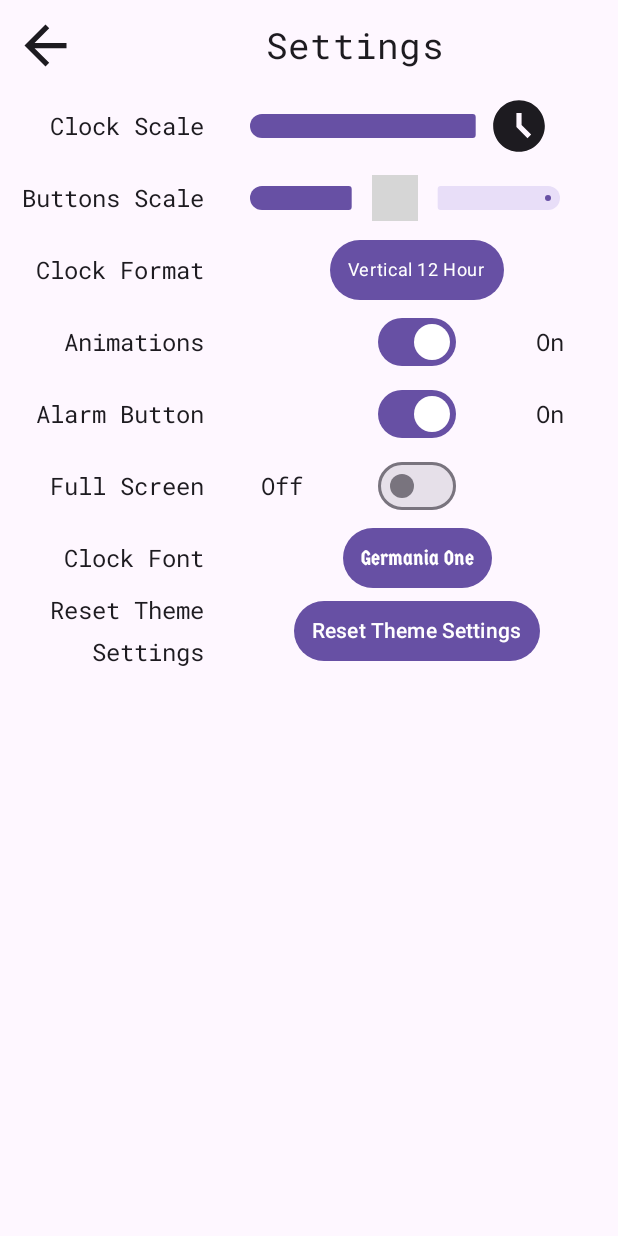
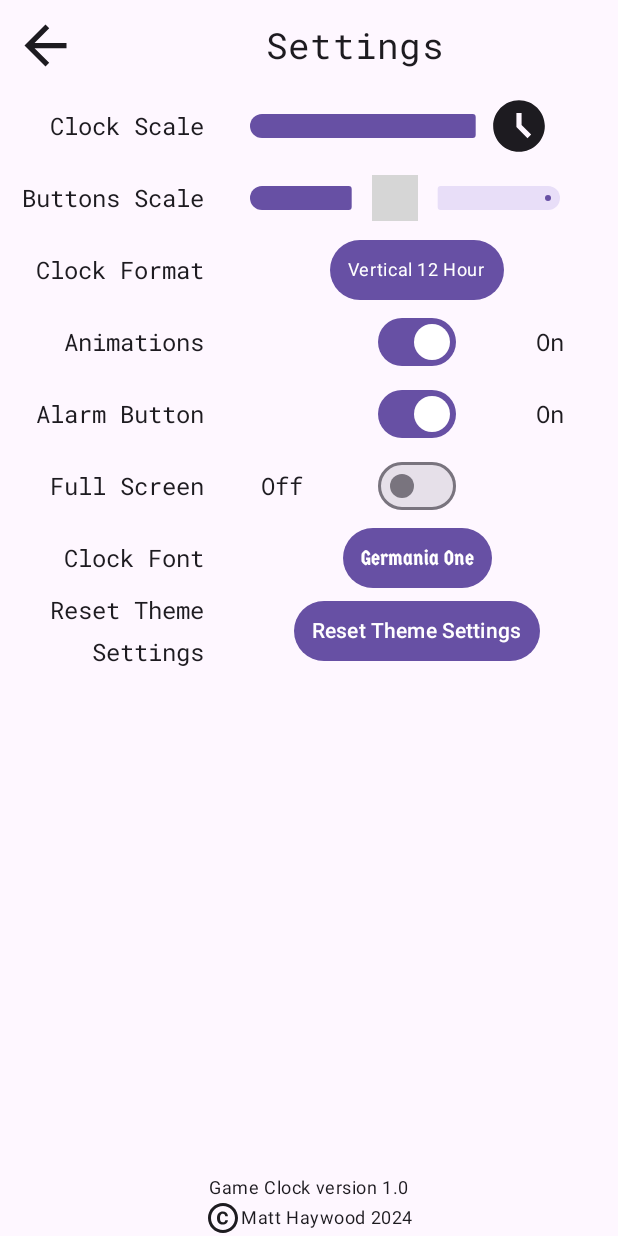
Before and after one commit to Matt-Haywood/Game-Clock, an Android app built with Jetpack Compose: the SettingsScreen screen opened through its navigation route, on a phone screen of 412 x 824 dp. Run offline under Robolectric (Android 15) with nearby library versions, the phone set to English and light mode, and no system bars; our stand-ins replace Dagger/Hilt's generated code, Room's generated code, constraintlayout-compose; Roboto replaces fonts that are not available here; grey boxes are pictures that could not be loaded.

Commit message:
Added copyright and version to SettingsScreen

```diff
--- a/app/src/main/java/com/example/gameclock/ui/screens/SettingsScreen.kt
+++ b/app/src/main/java/com/example/gameclock/ui/screens/SettingsScreen.kt
@@ -89,6 +89,39 @@ fun SettingsScreen(clockViewModel: ClockViewModel, onBackClick: () -> Unit) {
                         textAlign = TextAlign.Center,
                         style = MaterialTheme.typography.titleMedium
                     )
+                }
+            }
+        },
+        bottomBar = {
+            Column {
+
+
+                Row(
+                    verticalAlignment = Alignment.CenterVertically,
+                    horizontalArrangement = Arrangement.Center,
+                    modifier = Modifier.fillMaxWidth()
+                ) {
+                    Text(
+                        text = stringResource(id = R.string.app_version),
+                        style = MaterialTheme.typography.bodySmall
+                    )
+                }
+                Row(
+                    verticalAlignment = Alignment.CenterVertically,
+                    horizontalArrangement = Arrangement.Center,
+                    modifier = Modifier.fillMaxWidth()
+                ) {
+                    Icon(
+                        painter = painterResource(id = R.drawable.baseline_copyright_24),
+                        contentDescription = stringResource(
+                            R.string.copyright_logo
+                        )
+                    )
+                    Text(
+                        text = stringResource(id = R.string.settings_bottom_bar),
+                        style = MaterialTheme.typography.bodySmall,
+
+                        )
                 }
             }
         }
--- /dev/null
+++ b/app/src/main/res/drawable/baseline_copyright_24.xml
@@ -0,0 +1,5 @@
+<vector xmlns:android="http://schemas.android.com/apk/res/android" android:height="24dp" android:tint="#000000" android:viewportHeight="24" android:viewportWidth="24" android:width="24dp">
+
+    <path android:fillColor="@android:color/white" android:pathData="M11.88,9.14c1.28,0.06 1.61,1.15 1.63,1.66h1.79c-0.08,-1.98 -1.49,-3.19 -3.45,-3.19C9.64,7.61 8,9 8,12.14c0,1.94 0.93,4.24 3.84,4.24c2.22,0 3.41,-1.65 3.44,-2.95h-1.79c-0.03,0.59 -0.45,1.38 -1.63,1.44C10.55,14.83 10,13.81 10,12.14C10,9.25 11.28,9.16 11.88,9.14zM12,2C6.48,2 2,6.48 2,12s4.48,10 10,10s10,-4.48 10,-10S17.52,2 12,2zM12,20c-4.41,0 -8,-3.59 -8,-8s3.59,-8 8,-8s8,3.59 8,8S16.41,20 12,20z"/>
+
+</vector>
--- a/app/src/main/res/values/strings.xml
+++ b/app/src/main/res/values/strings.xml
@@ -27,4 +27,7 @@
     <string name="clock_font">Clock Font</string>
     <string name="alarms">Alarms</string>
     <string name="DaysOfWeek">mtwtfss</string>
+    <string name="settings_bottom_bar">Matt Haywood 2024</string>
+    <string name="copyright_logo">copyright logo</string>
+    <string name="app_version">Game Clock version 1.0</string>
 </resources>
```
